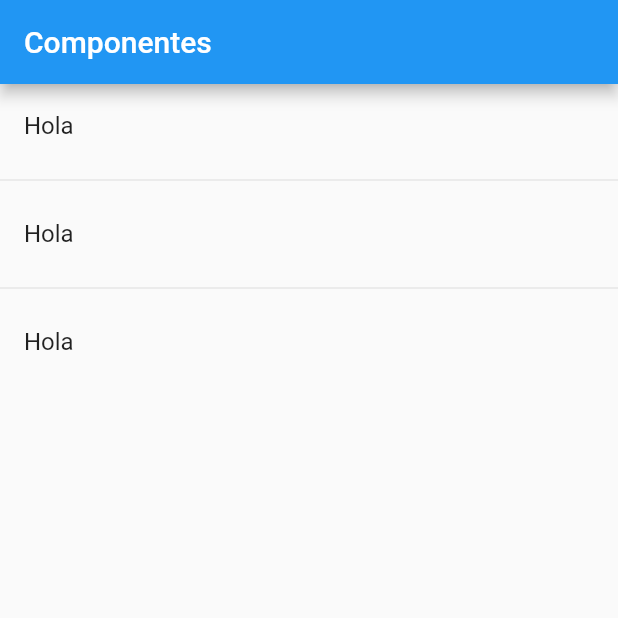
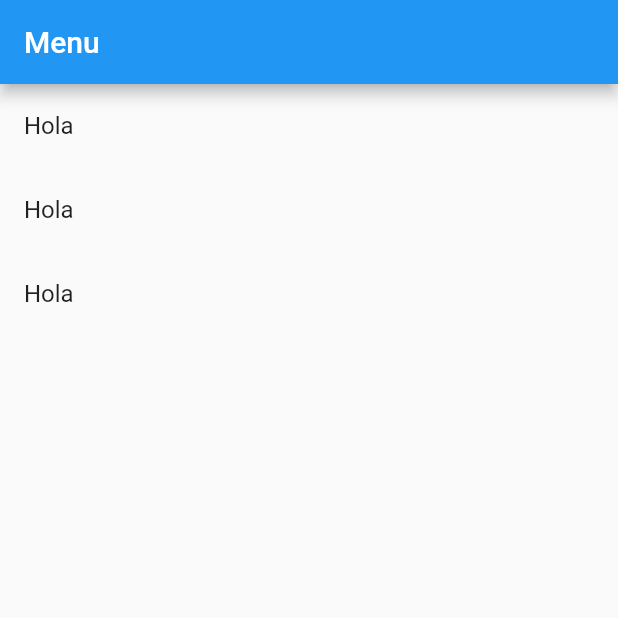
Before and after one commit to QuispeRosasGabriel/flutter_components, a Flutter app: the screen it shows after launch, on a phone screen of 412 x 824 dp, the top half of it. Run offline on Flutter 3.47's test engine with Material 2 defaults, Android fonts, the phone set to English and light mode, and no system bars.

Commit message:
modificando yaml

```diff
--- a/lib/main.dart
+++ b/lib/main.dart
@@ -1,5 +1,5 @@
 import 'package:flutter/material.dart';
-import 'package:flutter_components/src/pages/home_page.dart';
+import 'package:flutter_components/src/pages/home.dart';
 
 void main() => runApp(MyApp());
 
@@ -9,6 +9,6 @@ class MyApp extends StatelessWidget {
     return MaterialApp(
         title: 'Material App',
         debugShowCheckedModeBanner: false,
-        home: HomePageTemp());
+        home: HomePage());
   }
 }
--- /dev/null
+++ b/lib/src/pages/home.dart
@@ -0,0 +1,23 @@
+import 'package:flutter/material.dart';
+
+class HomePage extends StatelessWidget {
+  @override
+  Widget build(BuildContext context) {
+    return Scaffold(
+      appBar: AppBar(title: Text("Menu")),
+      body: _lista(),
+    );
+  }
+
+  Widget _lista() {
+    return ListView(children: _crearMenu());
+  }
+
+  List<Widget> _crearMenu() {
+    return [
+      ListTile(title: Text("Hola")),
+      ListTile(title: Text("Hola")),
+      ListTile(title: Text("Hola")),
+    ];
+  }
+}
--- a/lib/src/pages/home_page.dart
+++ b/lib/src/pages/home_page.dart
@@ -1,6 +1,8 @@
 import 'package:flutter/material.dart';
 
 class HomePageTemp extends StatelessWidget {
+  final opciones = ["Galería", "Mis Efectos", "Comparte"];
+
   @override
   Widget build(BuildContext context) {
     return Scaffold(
@@ -8,20 +10,37 @@ class HomePageTemp extends StatelessWidget {
         title: Text("Componentes"),
       ),
       body: ListView(
-        children: <Widget>[
-          ListTile(
-            title: Text("Hola"),
-          ),
-          Divider(),
-          ListTile(
-            title: Text("Hola"),
-          ),
-          Divider(),
-          ListTile(
-            title: Text("Hola"),
-          )
-        ],
+        children: _crearItemsCorta(),
       ),
     );
   }
+
+  List<Widget> _crearItems() {
+    List<Widget> lista = new List<Widget>();
+    for (String opt in opciones) {
+      final tempWidget = ListTile(
+        title: Text(opt),
+      );
+
+      lista..add(tempWidget)..add(Divider());
+    }
+
+    return lista;
+  }
+
+  List<Widget> _crearItemsCorta() {
+    return opciones.map((item) {
+      return Column(
+        children: <Widget>[
+          ListTile(
+            title: Text(item),
+            subtitle: Text("En desarrollo"),
+            leading: Icon(Icons.add_photo_alternate),
+            trailing: Icon(Icons.arrow_right),
+          ),
+          Divider()
+        ],
+      );
+    }).toList();
+  }
 }
```
Also changed, not shown: data/menu_opts.json (added, +20 -0 lines), pubspec.yaml (+3 -8 lines).
